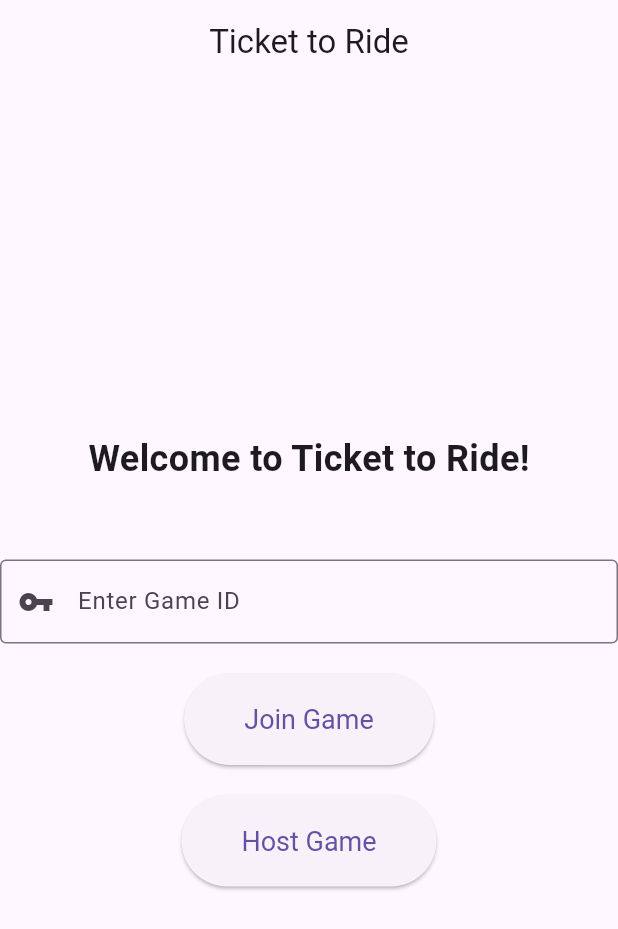
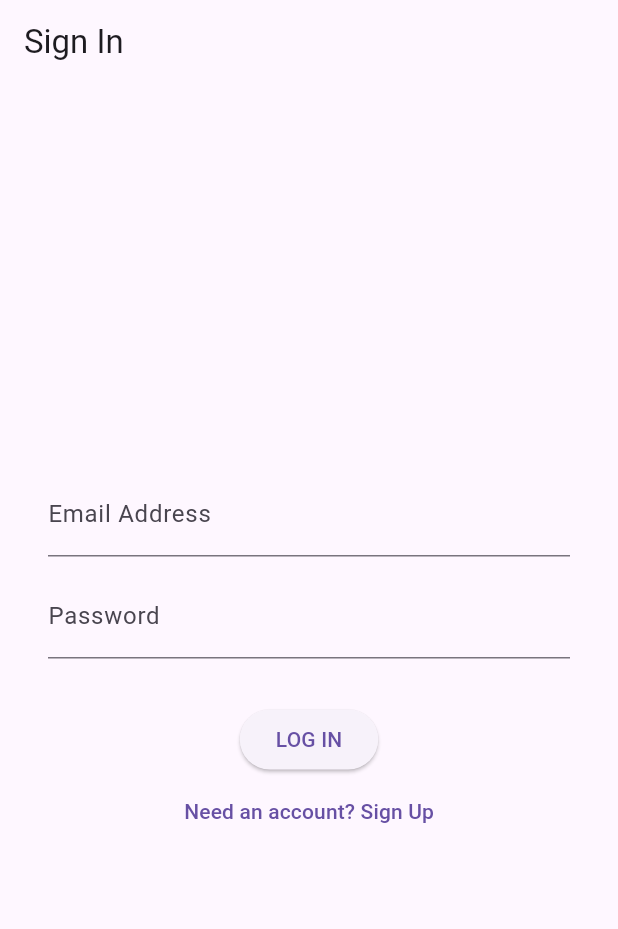
Before and after one commit to MatthewRobot/TicketToRide, a Flutter app: the screen it shows after launch, on a phone screen of 412 x 824 dp. Shown: the top 929 px of the screen. Run offline on Flutter 3.47's test engine with Material 3 defaults, Android fonts, the phone set to English and light mode, and no system bars; our stand-ins replace cloud_firestore, firebase_auth, firebase_core, flutter_svg, path_drawing; accounts and stored records are empty; statements that could not run were skipped.

Commit message:
semi works, needs editing

```diff
--- a/lib/main.dart
+++ b/lib/main.dart
@@ -2,8 +2,11 @@ import 'package:flutter/material.dart';
 import 'package:firebase_core/firebase_core.dart';
 import 'firebase_options.dart';
 import 'package:provider/provider.dart';
+import 'package:firebase_auth/firebase_auth.dart'; // NEW: Firebase Auth Import
 import 'providers/game_provider.dart';
 import 'screens/Entrance.dart';
+import '../services/auth_service.dart';
+import 'package:ticket_to_ride/screens/auth_screen.dart'; // NEW: Auth Screen Import
 
 void main() async {
   WidgetsFlutterBinding.ensureInitialized();
@@ -21,16 +24,61 @@ class MyApp extends StatelessWidget {
 
   @override
   Widget build(BuildContext context) {
-    return ChangeNotifierProvider(
-      create: (_) => GameProvider(),
+    return MultiProvider( // CHANGED: Use MultiProvider instead of ChangeNotifierProvider
+      providers: [
+        // 1. Provide the Auth Service
+        Provider<AuthService>(
+          create: (_) => AuthService(),
+        ),
+        // 2. Provide the Game Provider (which now requires a userId)
+        ChangeNotifierProvider(
+          // We pass an empty string initially, the AuthWrapper will update it.
+          create: (_) => GameProvider(userId: ''),
+        ),
+      ],
       child: MaterialApp(
         title: 'Ticket to Ride',
         theme: ThemeData(
           primarySwatch: Colors.blue,
           useMaterial3: true,
         ),
-        home: const Entrance(),
+        home: const AuthWrapper(), // CHANGED: Route to AuthWrapper
       ),
     );
   }
 }
+
+/// A wrapper widget that listens to the authentication state and
+/// directs the user to the appropriate screen.
+class AuthWrapper extends StatelessWidget {
+  const AuthWrapper({super.key});
+
+  @override
+  Widget build(BuildContext context) {
+    // Look up the AuthService provided above
+    final authService = Provider.of<AuthService>(context);
+
+    // StreamBuilder listens for changes in the user's login status
+    return StreamBuilder<User?>(
+      stream: authService.user,
+      builder: (context, snapshot) {
+        if (snapshot.connectionState == ConnectionState.waiting) {
+          return const Scaffold(body: Center(child: CircularProgressIndicator()));
+        }
+
+        final user = snapshot.data;
+
+        if (user == null) {
+          // User is NOT logged in, show the authentication screen
+          return const AuthScreen();
+        } else {
+          // User IS logged in, update GameProvider with UID and show main app
+          WidgetsBinding.instance.addPostFrameCallback((_) {
+             Provider.of<GameProvider>(context, listen: false).updateUserId(user.uid);
+          });
+          return const Entrance();
+        }
+      },
+    );
+  }
+}
--- /dev/null
+++ b/lib/screens/auth_screen.dart
@@ -0,0 +1,90 @@
+import 'package:flutter/material.dart';
+import 'package:provider/provider.dart';
+import '../services/auth_service.dart';
+
+/// The screen responsible for user authentication (Sign In/Sign Up).
+class AuthScreen extends StatefulWidget {
+  const AuthScreen({super.key});
+
+  @override
+  State<AuthScreen> createState() => _AuthScreenState();
+}
+
+class _AuthScreenState extends State<AuthScreen> {
+  final TextEditingController _emailController = TextEditingController();
+  final TextEditingController _passwordController = TextEditingController();
+  bool _isLogin = true;
+  bool _isLoading = false;
+
+  void _submitAuthForm() async {
+    setState(() { _isLoading = true; });
+    final authService = Provider.of<AuthService>(context, listen: false);
+
+    try {
+      if (_isLogin) {
+        await authService.signIn(
+          email: _emailController.text.trim(),
+          password: _passwordController.text.trim(),
+        );
+      } else {
+        await authService.signUp(
+          email: _emailController.text.trim(),
+          password: _passwordController.text.trim(),
+        );
+      }
+    } on Exception catch (e) {
+      // Show error message
+      ScaffoldMessenger.of(context).showSnackBar(
+        SnackBar(content: Text('Auth Error: ${e.toString()}')),
+      );
+    } finally {
+      setState(() { _isLoading = false; });
+    }
+  }
+
+  @override
+  Widget build(BuildContext context) {
+    return Scaffold(
+      appBar: AppBar(title: Text(_isLogin ? 'Sign In' : 'Sign Up')),
+      body: Center(
+        child: SingleChildScrollView(
+          padding: const EdgeInsets.all(32.0),
+          child: Column(
+            mainAxisSize: MainAxisSize.min,
+            children: [
+              TextField(
+                controller: _emailController,
+                keyboardType: TextInputType.emailAddress,
+                decoration: const InputDecoration(labelText: 'Email Address'),
+              ),
+              const SizedBox(height: 12),
+              TextField(
+                controller: _passwordController,
+                obscureText: true,
+                decoration: const InputDecoration(labelText: 'Password'),
+              ),
+              const SizedBox(height: 30),
+              if (_isLoading)
+                const CircularProgressIndicator()
+              else
+                ElevatedButton(
+                  onPressed: _submitAuthForm,
+                  child: Text(_isLogin ? 'LOG IN' : 'SIGN UP'),
+                ),
+              TextButton(
+                onPressed: () {
+                  setState(() {
+                    _isLogin = !_isLogin;
+                  });
+                },
+                child: Text(_isLogin
+                    ? 'Need an account? Sign Up'
+                    : 'Already have an account? Log In'),
+              ),
+            ],
+          ),
+        ),
+      ),
+    );
+  }
+}
--- /dev/null
+++ b/lib/services/auth_service.dart
@@ -0,0 +1,46 @@
+import 'package:firebase_auth/firebase_auth.dart';
+
+/// A service class to handle all Firebase Authentication operations.
+class AuthService {
+  final FirebaseAuth _auth = FirebaseAuth.instance;
+
+  /// Stream of the current authenticated user.
+  Stream<User?> get user => _auth.authStateChanges();
+
+  /// Creates a new user with email and password.
+  /// Throws a FirebaseAuthException on failure (e.g., email already in use).
+  Future<User?> signUp({required String email, required String password}) async {
+    try {
+      final credential = await _auth.createUserWithEmailAndPassword(
+        email: email,
+        password: password,
+      );
+      return credential.user;
+    } on FirebaseAuthException {
+      rethrow;
+    } catch (e) {
+      throw Exception('An unexpected error occurred during sign up.');
+    }
+  }
+
+  /// Signs in an existing user with email and password.
+  /// Throws a FirebaseAuthException on failure (e.g., wrong password).
+  Future<User?> signIn({required String email, required String password}) async {
+    try {
+      final credential = await _auth.signInWithEmailAndPassword(
+        email: email,
+        password: password,
+      );
+      return credential.user;
+    } on FirebaseAuthException {
+      rethrow;
+    } catch (e) {
+      throw Exception('An unexpected error occurred during sign in.');
+    }
+  }
+
+  /// Signs out the current user.
+  Future<void> signOut() async {
+    await _auth.signOut();
+  }
+}
```
Also changed, not shown: lib/models/game_manager.dart (+11 -0 lines), lib/providers/game_provider.dart (+46 -4 lines), lib/screens/host_screen.dart (+18 -7 lines), lib/screens/player_screen.dart (+31 -31 lines).
